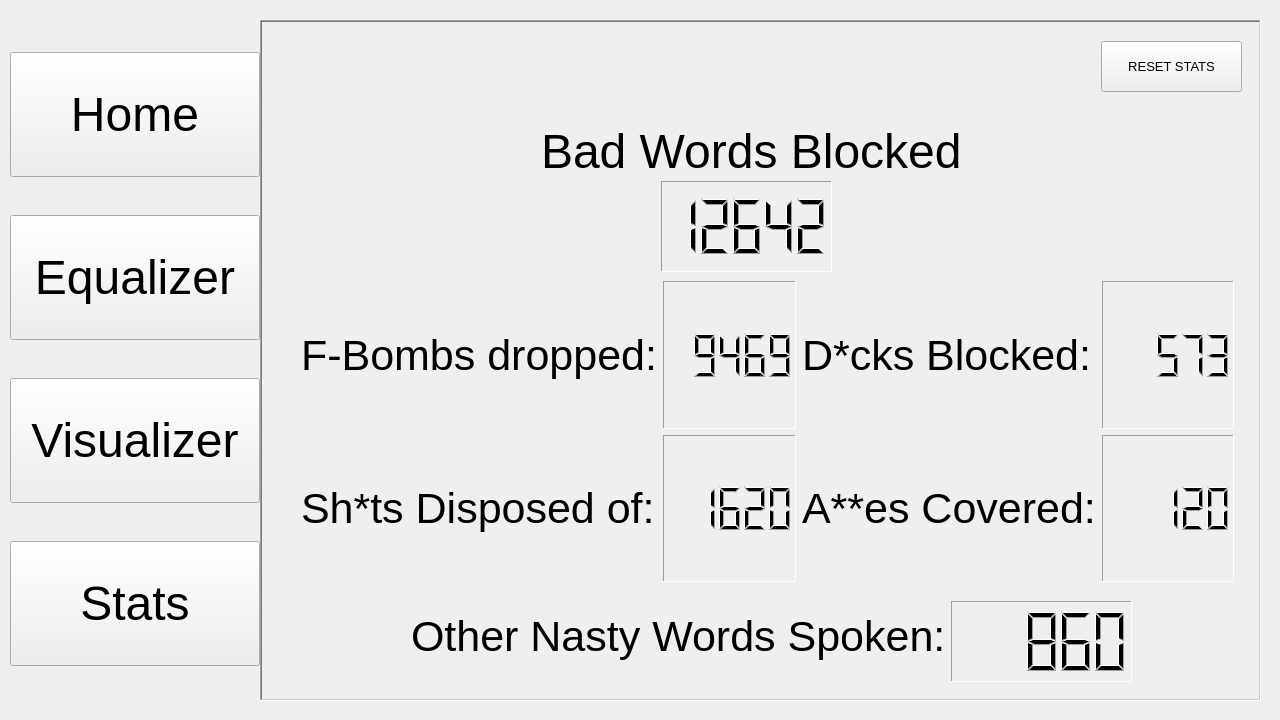
This is BadMouth_Gui/form.ui in 490-BadMouth/BadMouth as Qt 5 draws it before an edit. The edited form follows.
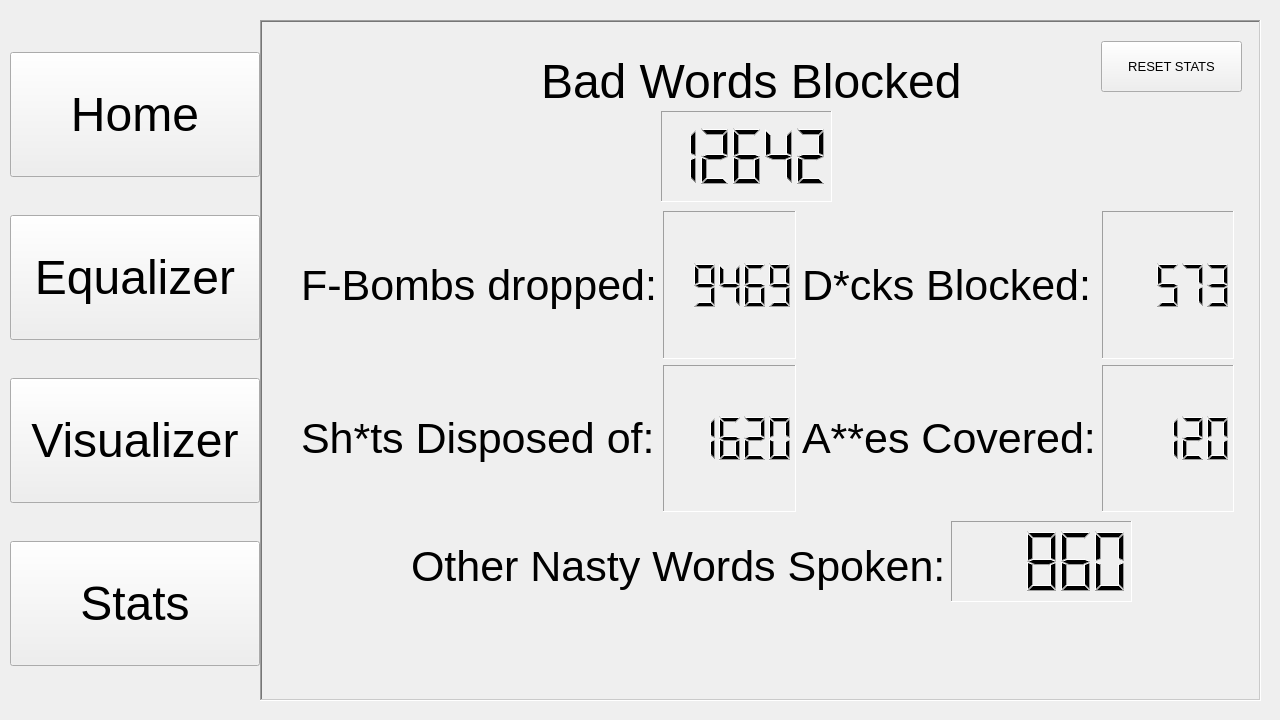
This is the edited form. The open tabs and pages were chosen to show the change. Icons and pictures are not drawn.

Commit message: stats clipping fixed

```diff
--- a/BadMouth_Gui/form.ui
+++ b/BadMouth_Gui/form.ui
@@ -1378,7 +1378,7 @@
        <property name="geometry">
         <rect>
          <x>280</x>
-         <y>50</y>
+         <y>-20</y>
          <width>521</width>
          <height>161</height>
         </rect>
@@ -1396,7 +1396,7 @@
        <property name="geometry">
         <rect>
          <x>400</x>
-         <y>160</y>
+         <y>90</y>
          <width>171</width>
          <height>91</height>
         </rect>
@@ -1415,7 +1415,7 @@
        <property name="geometry">
         <rect>
          <x>40</x>
-         <y>260</y>
+         <y>190</y>
          <width>933</width>
          <height>301</height>
         </rect>
@@ -1527,7 +1527,7 @@
        <property name="geometry">
         <rect>
          <x>150</x>
-         <y>580</y>
+         <y>510</y>
          <width>571</width>
          <height>71</height>
         </rect>
@@ -1545,7 +1545,7 @@
        <property name="geometry">
         <rect>
          <x>690</x>
-         <y>580</y>
+         <y>500</y>
          <width>181</width>
          <height>81</height>
         </rect>
```
Left out of the diff: 2 changed lines with no effect on the pictures. The commit also changes 1 other file.
